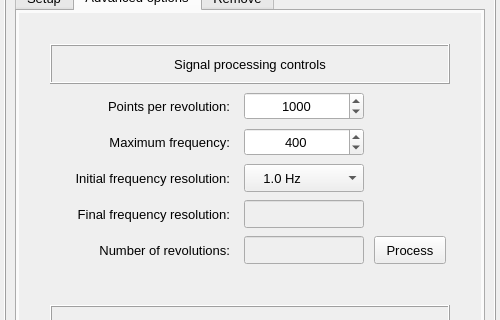
This is pulse/interface/data/ui_files/model/setup/acoustic/reciprocating_compressor_inputs.ui in open-pulse/OpenPulse as Qt 5 draws it before an edit; both pictures show x 0 to 500 and y 129 to 449 of the 500 by 783 pixel window. The edited form follows.
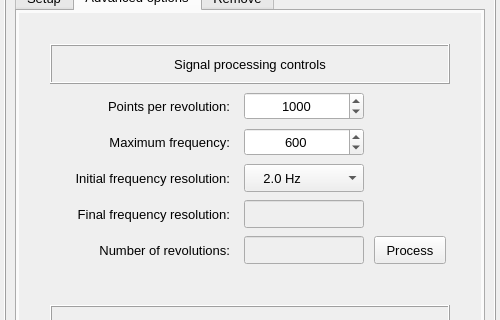
This is the edited form. The open tabs and pages were chosen to show the change. Icons and pictures are not drawn.

Commit message: Changes the default compressor frequency setting

The edit to the form file:
```diff
--- a/pulse/interface/data/ui_files/model/setup/acoustic/reciprocating_compressor_inputs.ui
+++ b/pulse/interface/data/ui_files/model/setup/acoustic/reciprocating_compressor_inputs.ui
@@ -2709,8 +2709,8 @@
                  <rect>
                   <x>0</x>
                   <y>0</y>
-                  <width>448</width>
-                  <height>512</height>
+                  <width>460</width>
+                  <height>566</height>
                  </rect>
                 </property>
                 <layout class="QGridLayout" name="gridLayout_18">
@@ -2803,7 +2803,7 @@
                        <enum>Qt::LeftToRight</enum>
                       </property>
                       <property name="currentIndex">
-                       <number>3</number>
+                       <number>4</number>
                       </property>
                       <item>
                        <property name="text">
@@ -2864,7 +2864,7 @@
                        <number>10</number>
                       </property>
                       <property name="value">
-                       <number>400</number>
+                       <number>600</number>
                       </property>
                      </widget>
                     </item>
```
Left out of the diff: 2 changed lines with no effect on the pictures. The commit also changes 5 other files.
